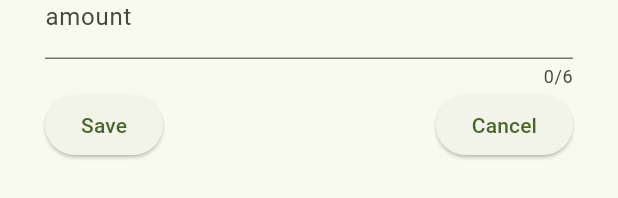
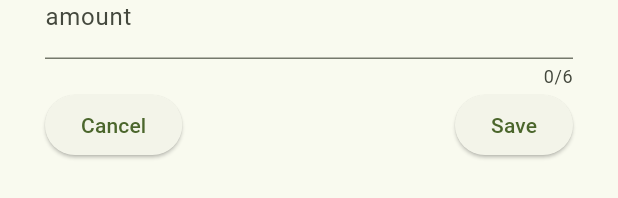
Before and after one commit to itrieditlikethis/expense_tracker, a Flutter app: the NewExpense widget shown alone on an empty page, opened directly, on a phone screen of 412 x 824 dp. Shown: the part 184-382 px from the top of the screen. Run offline on Flutter 3.47's test engine with Material 3 defaults, Android fonts, the phone set to English and light mode, and no system bars.

Commit message:
feat: add new expense cancel (close) button

```diff
--- a/lib/widgets/new_expense.dart
+++ b/lib/widgets/new_expense.dart
@@ -51,12 +51,17 @@ class _NewExpenseState extends State<NewExpense> {
               mainAxisAlignment: MainAxisAlignment.spaceBetween,
               children: [
                 ElevatedButton(
+                  onPressed: () {
+                    Navigator.pop(this.context);
+                  },
+                  child: Text("Cancel"),
+                ),
+                ElevatedButton(
                   onPressed: () => print(
                     '${_addNewExpenseController.text} / ${_addAmmountController.text}',
                   ),
                   child: Text('Save'),
                 ),
-                ElevatedButton(onPressed: () {}, child: Text("Cancel")),
               ],
             ),
           ],
```
